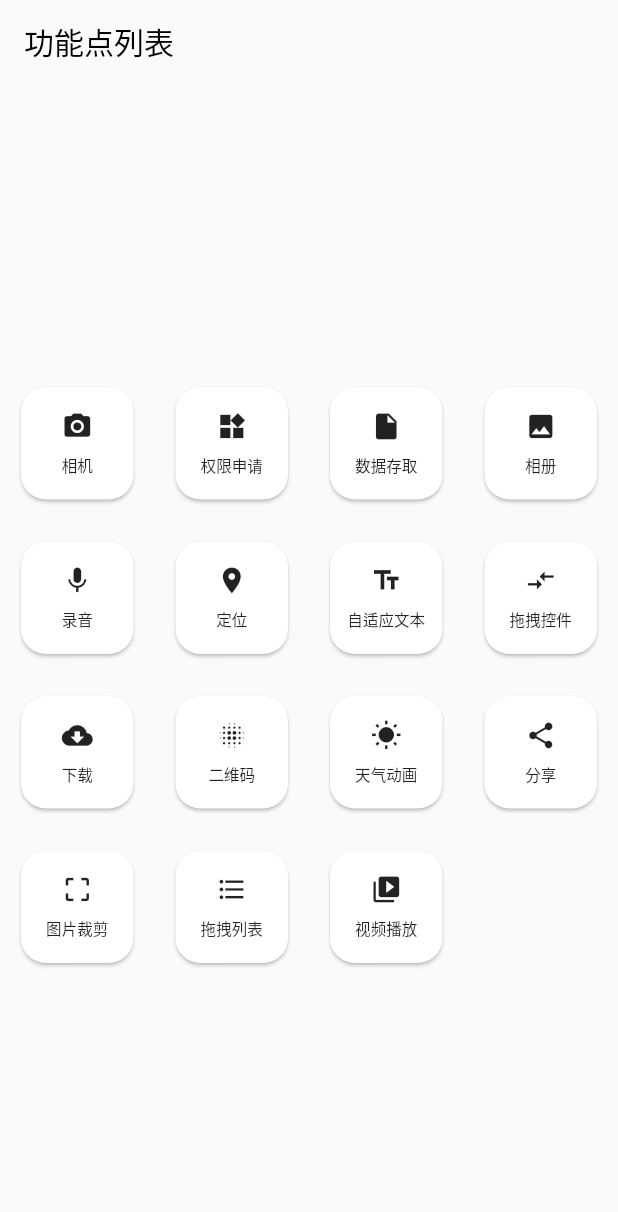
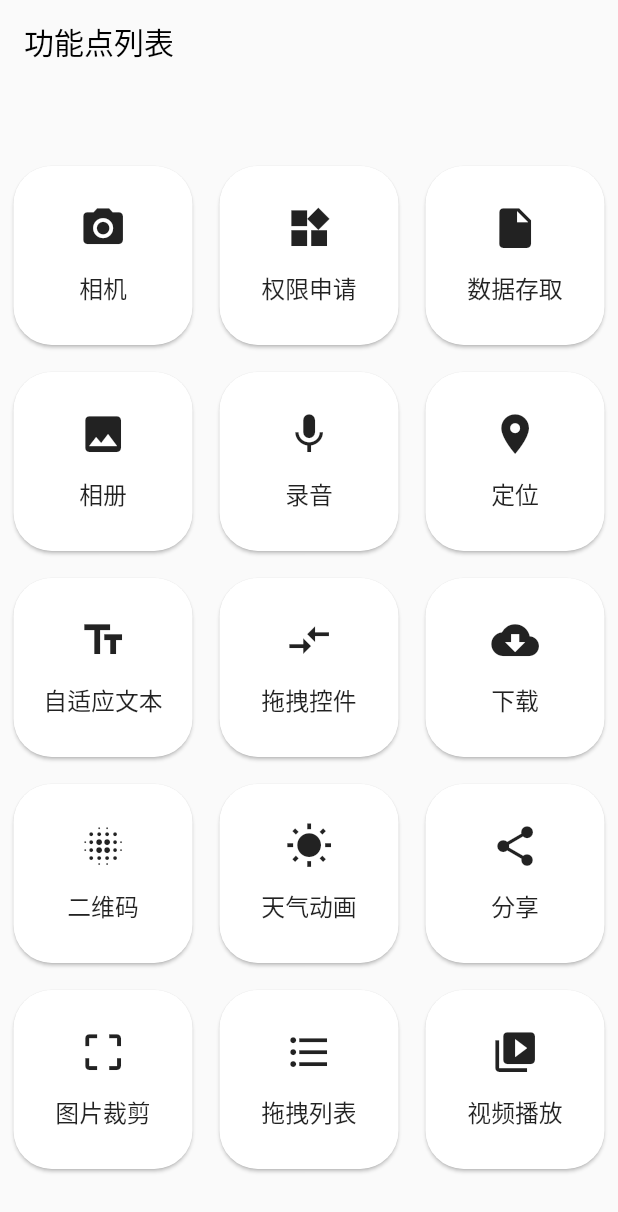
Before and after one commit to kira2015/flutter-skill-tree, a Flutter app: the MyHomePage screen opened directly, on a phone screen of 412 x 824 dp. Shown: the top 1212 px of the screen. Run offline on Flutter 3.47's test engine with Material 2 defaults, Android fonts, the phone set to English and light mode, and no system bars; our stand-ins replace auto_size_text, camera, chewie, flare_flutter, fluttertoast, image_picker and 7 more; missing offline and left inert: amap_location, auto_orientation, flutter_barcode_scanner, flutter_downloader, flutter_sound, image_crop.

```diff
--- a/lib/home_page.dart
+++ b/lib/home_page.dart
@@ -42,8 +42,8 @@ class MyHomePage extends StatelessWidget {
   @override
   Widget build(BuildContext context) {
     final size = MediaQuery.of(context).size;
-    final horizonCardNum = size.width ~/ 100;
-    final space = 20.0;
+    final horizonCardNum = size.width ~/ 120;
+    final space = 10.0;
     final cardSize = size.width / horizonCardNum - space;
 
     return Scaffold(
@@ -71,6 +71,7 @@ class MyHomePage extends StatelessWidget {
                 width: cardSize,
                 height: cardSize,
                 child: InkWell(
+                  borderRadius: BorderRadius.all(Radius.circular(cardSize / 5)),
                   onTap: () => pushNewPage(page, context),
                   child: Card(
                     shape: RoundedRectangleBorder(
--- a/lib/splash_page.dart
+++ b/lib/splash_page.dart
@@ -8,7 +8,7 @@ class SplashPage extends StatelessWidget {
   Widget build(BuildContext context) {
     return Container(
       alignment: Alignment.center,
-
+      color: Colors.white,
       child: FlareActor(
         "flrs/splash_anim.flr",
         fit: BoxFit.scaleDown,
```
Also changed, not shown: 2 other files.
